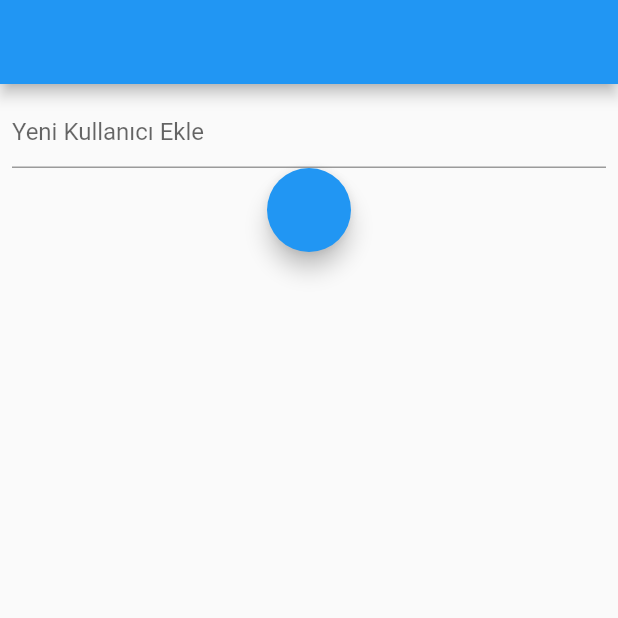
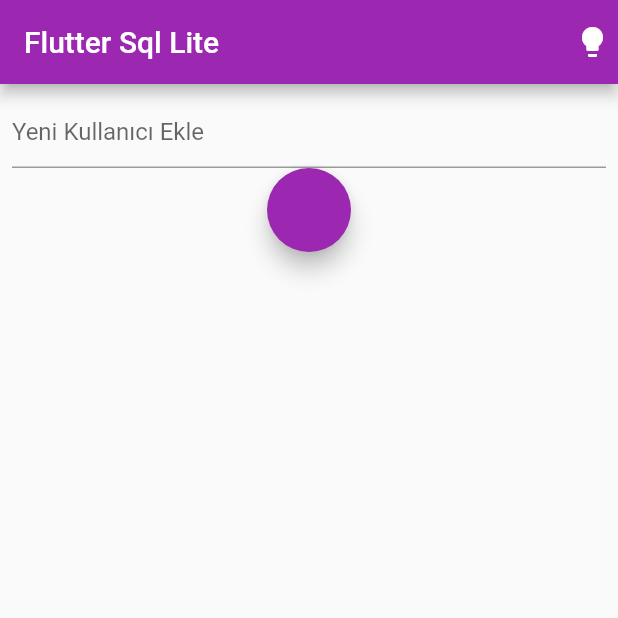
Before and after one commit to selmangoktas/infotechkurs, a Flutter app: the screen it shows after launch, on a phone screen of 412 x 824 dp, the top half of it. Run offline on Flutter 3.47's test engine with Material 2 defaults, Android fonts, the light colour scheme and no system bars; our stand-ins replace get, image_picker, sqflite; missing offline and left inert: multi_image_picker; accounts and stored records are empty.

Commit message:
theme ve get olayları ile guncellemeler yapıldı

```diff
--- a/lib/main.dart
+++ b/lib/main.dart
@@ -1,5 +1,6 @@
 import 'package:flutter/material.dart';
-import 'package:flutter/services.dart';
+import 'package:get/get.dart';
+import 'package:infotechkurs/sqllite/theme/theme_state.dart';
 import 'package:infotechkurs/sqllite/view/view_sql.dart';
 
 void main() {
@@ -7,15 +8,13 @@ void main() {
 }
 
 class MyApp extends StatelessWidget {
+  final ThemeState themeState = Get.put(ThemeState());
   // This widget is the root of your application.
   @override
   Widget build(BuildContext context) {
-    SystemChrome.setSystemUIOverlayStyle(SystemUiOverlayStyle(
-        systemNavigationBarColor: Colors.purple[700], // navigation bar color
-        statusBarColor: Colors.white,
-        systemNavigationBarDividerColor: Colors.purple[700] // status bar color
-        ));
-    return MaterialApp(
+    return GetMaterialApp(
+      title: 'Flutter Demo',
+      theme: themeState.currentTheme,
       debugShowCheckedModeBanner: false,
       home: SqlViewPage(),
     );
--- /dev/null
+++ b/lib/sqllite/theme/app_darkTheme.dart
@@ -0,0 +1,11 @@
+import 'package:flutter/material.dart';
+
+final appDarkTheme = ThemeData(
+  appBarTheme: AppBarTheme(
+    brightness: Brightness.dark,
+    backgroundColor: Colors.indigo,
+  ),
+  floatingActionButtonTheme: FloatingActionButtonThemeData(
+    backgroundColor: Colors.indigo,
+  ),
+);
--- /dev/null
+++ b/lib/sqllite/theme/app_lightTheme.dart
@@ -0,0 +1,10 @@
+import 'package:flutter/material.dart';
+
+final appLightTheme = ThemeData(
+    appBarTheme: AppBarTheme(
+      brightness: Brightness.light,
+      backgroundColor: Colors.purple,
+    ),
+    floatingActionButtonTheme: FloatingActionButtonThemeData(
+      backgroundColor: Colors.purple,
+    ));
--- /dev/null
+++ b/lib/sqllite/theme/theme_state.dart
@@ -0,0 +1,14 @@
+import 'package:flutter/material.dart';
+import 'package:get/get.dart';
+import 'package:infotechkurs/sqllite/theme/app_lightTheme.dart';
+
+class ThemeState extends GetxController {
+  ThemeData currentTheme = appLightTheme;
+
+  changeTheme(ThemeData themeData) {
+    currentTheme = themeData;
+    update();
+
+    Get.changeTheme(currentTheme);
+  }
+}
--- a/lib/sqllite/view/view_sql.dart
+++ b/lib/sqllite/view/view_sql.dart
@@ -1,6 +1,10 @@
 import 'package:flutter/material.dart';
+import 'package:get/get.dart';
 import 'package:infotechkurs/sqllite/helper/database_helper.dart';
 import 'package:infotechkurs/sqllite/models/user.dart';
+import 'package:infotechkurs/sqllite/theme/app_darkTheme.dart';
+import 'package:infotechkurs/sqllite/theme/app_lightTheme.dart';
+import 'package:infotechkurs/sqllite/theme/theme_state.dart';
 
 class SqlViewPage extends StatefulWidget {
   @override
@@ -36,7 +40,33 @@ class _SqlViewPageState extends State<SqlViewPage> {
   @override
   Widget build(BuildContext context) {
     return Scaffold(
-      appBar: AppBar(),
+      appBar: AppBar(
+        title: Text('Flutter Sql Lite '),
+        actions: [
+          GetBuilder<ThemeState>(
+            builder: (val) {
+              return InkWell(
+                onTap: () {
+                  val.changeTheme(
+                    val.currentTheme == appLightTheme
+                        ? appDarkTheme
+                        : appLightTheme,
+                  );
+                },
+                child: Padding(
+                  padding: const EdgeInsets.all(5.0),
+                  child: Icon(
+                    val.currentTheme == appLightTheme
+                        ? Icons.lightbulb
+                        : Icons.lightbulb_outline,
+                    color: Colors.white,
+                  ),
+                ),
+              );
+            },
+          )
+        ],
+      ),
       body: Padding(
         padding: const EdgeInsets.all(8.0),
         child: Column(
@@ -52,7 +82,8 @@ class _SqlViewPageState extends State<SqlViewPage> {
                 },
               ),
             ),
-            ListView.builder(
+            SingleChildScrollView(
+              child: ListView.builder(
                 shrinkWrap: true,
                 itemCount: userList.length,
                 itemBuilder: (context, index) {
@@ -61,13 +92,13 @@ class _SqlViewPageState extends State<SqlViewPage> {
                   );
                 },
               ),
+            ),
             FloatingActionButton(
               onPressed: () {
                 databaseHelper.addUser(User(data));
                 getAllUser();
               },
               tooltip: 'ekleme',
-
             )
           ],
         ),
--- a/pubspec.yaml
+++ b/pubspec.yaml
@@ -32,6 +32,7 @@ dependencies:
   pedantic:
   sqflite: ^2.0.0+3
   path_provider: ^2.0.1
+  get:
 
 dev_dependencies:
   flutter_test:
```
Also changed, not shown: pubspec.lock. Lines whose indentation alone changed are shown as unchanged.
